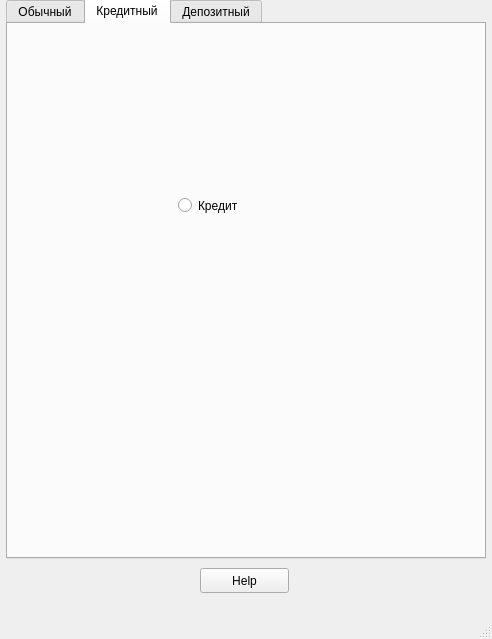
Old version of the form src/View/mainwindow.ui in the repository Lyub1m1y/SmartCalc_v1.0-0.
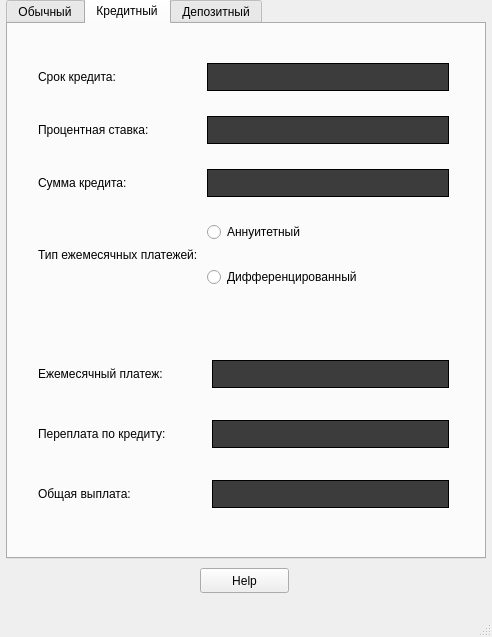
New version of the form. The open tabs and pages were chosen to show the change. Custom widgets are drawn as their Qt base class.

Commit message: added ui for credit calc

Patch:
```diff
--- a/src/View/mainwindow.ui
+++ b/src/View/mainwindow.ui
@@ -7,7 +7,7 @@
     <x>0</x>
     <y>0</y>
     <width>492</width>
-    <height>639</height>
+    <height>637</height>
    </rect>
   </property>
   <property name="windowTitle">
@@ -15,6 +15,9 @@
   </property>
   <widget class="QWidget" name="centralwidget">
    <widget class="QTabWidget" name="tabWidget">
+    <property name="enabled">
+     <bool>true</bool>
+    </property>
     <property name="geometry">
      <rect>
       <x>6</x>
@@ -1289,18 +1292,248 @@
      <attribute name="title">
       <string>Кредитный</string>
      </attribute>
-     <widget class="QRadioButton" name="radioButton">
+     <widget class="QWidget" name="gridLayoutWidget_5">
       <property name="geometry">
        <rect>
-        <x>170</x>
-        <y>170</y>
-        <width>112</width>
-        <height>23</height>
+        <x>30</x>
+        <y>20</y>
+        <width>411</width>
+        <height>263</height>
        </rect>
       </property>
-      <property name="text">
-       <string>Кредит</string>
+      <layout class="QGridLayout" name="gridLayout_3">
+       <item row="0" column="0">
+        <widget class="QLabel" name="label_term_credit_2">
+         <property name="enabled">
+          <bool>true</bool>
+         </property>
+         <property name="text">
+          <string>Срок кредита:</string>
+         </property>
+        </widget>
+       </item>
+       <item row="2" column="1">
+        <widget class="QLineEdit" name="edit_interest_rate">
+         <property name="styleSheet">
+          <string notr="true">QLineEdit {
+	font: 22pt &quot;Helvetica&quot;;
+	background-color: rgb(60,60,60);
+	color: white;
+	border: 1px solid black;
+	padding: 5px;
+}</string>
+         </property>
+         <property name="text">
+          <string/>
+         </property>
+         <property name="maxLength">
+          <number>32767</number>
+         </property>
+         <property name="alignment">
+          <set>Qt::AlignRight|Qt::AlignTrailing|Qt::AlignVCenter</set>
+         </property>
+         <property name="clearButtonEnabled">
+          <bool>false</bool>
+         </property>
+        </widget>
+       </item>
+       <item row="3" column="0" rowspan="2">
+        <widget class="QLabel" name="label_type_payments_2">
+         <property name="text">
+          <string>Тип ежемесячных платежей: </string>
+         </property>
+        </widget>
+       </item>
+       <item row="0" column="1">
+        <widget class="QLineEdit" name="edit_sum_credit">
+         <property name="styleSheet">
+          <string notr="true">QLineEdit {
+	font: 22pt &quot;Helvetica&quot;;
+	background-color: rgb(60,60,60);
+	color: white;
+	border: 1px solid black;
+	padding: 5px;
+}</string>
+         </property>
+         <property name="text">
+          <string/>
+         </property>
+         <property name="maxLength">
+          <number>32767</number>
+         </property>
+         <property name="alignment">
+          <set>Qt::AlignRight|Qt::AlignTrailing|Qt::AlignVCenter</set>
+         </property>
+         <property name="clearButtonEnabled">
+          <bool>false</bool>
+         </property>
+        </widget>
+       </item>
+       <item row="2" column="0">
+        <widget class="QLabel" name="label_sum_credit_2">
+         <property name="text">
+          <string>Сумма кредита:</string>
+         </property>
+        </widget>
+       </item>
+       <item row="3" column="1">
+        <widget class="QRadioButton" name="radioButton_ann">
+         <property name="text">
+          <string>Аннуитетный</string>
+         </property>
+        </widget>
+       </item>
+       <item row="1" column="0">
+        <widget class="QLabel" name="label_interest_rate_2">
+         <property name="text">
+          <string>Процентная ставка:</string>
+         </property>
+        </widget>
+       </item>
+       <item row="1" column="1">
+        <widget class="QLineEdit" name="edit_term_credit">
+         <property name="styleSheet">
+          <string notr="true">QLineEdit {
+	font: 22pt &quot;Helvetica&quot;;
+	background-color: rgb(60,60,60);
+	color: white;
+	border: 1px solid black;
+	padding: 5px;
+}</string>
+         </property>
+         <property name="text">
+          <string/>
+         </property>
+         <property name="maxLength">
+          <number>32767</number>
+         </property>
+         <property name="alignment">
+          <set>Qt::AlignRight|Qt::AlignTrailing|Qt::AlignVCenter</set>
+         </property>
+         <property name="clearButtonEnabled">
+          <bool>false</bool>
+         </property>
+        </widget>
+       </item>
+       <item row="4" column="1">
+        <widget class="QRadioButton" name="radioButton_diff">
+         <property name="text">
+          <string>Дифференцированный</string>
+         </property>
+        </widget>
+       </item>
+      </layout>
+     </widget>
+     <widget class="QWidget" name="gridLayoutWidget_6">
+      <property name="geometry">
+       <rect>
+        <x>30</x>
+        <y>310</y>
+        <width>411</width>
+        <height>202</height>
+       </rect>
       </property>
+      <layout class="QGridLayout" name="gridLayout_4">
+       <item row="1" column="0">
+        <widget class="QLabel" name="label_overpayment_credit">
+         <property name="text">
+          <string>Переплата по кредиту:</string>
+         </property>
+        </widget>
+       </item>
+       <item row="1" column="1">
+        <widget class="QLineEdit" name="edit_overpayment_credit">
+         <property name="styleSheet">
+          <string notr="true">QLineEdit {
+	font: 22pt &quot;Helvetica&quot;;
+	background-color: rgb(60,60,60);
+	color: white;
+	border: 1px solid black;
+	padding: 5px;
+}</string>
+         </property>
+         <property name="text">
+          <string/>
+         </property>
+         <property name="maxLength">
+          <number>32767</number>
+         </property>
+         <property name="alignment">
+          <set>Qt::AlignRight|Qt::AlignTrailing|Qt::AlignVCenter</set>
+         </property>
+         <property name="clearButtonEnabled">
+          <bool>false</bool>
+         </property>
+        </widget>
+       </item>
+       <item row="2" column="0">
+        <widget class="QLabel" name="label_total_payout__credit_3">
+         <property name="text">
+          <string>Общая выплата:</string>
+         </property>
+        </widget>
+       </item>
+       <item row="0" column="0">
+        <widget class="QLabel" name="label_mounthly_payment_credit">
+         <property name="enabled">
+          <bool>true</bool>
+         </property>
+         <property name="text">
+          <string>Ежемесячный платеж:             </string>
+         </property>
+        </widget>
+       </item>
+       <item row="2" column="1">
+        <widget class="QLineEdit" name="edit_total_payout__credit_3">
+         <property name="styleSheet">
+          <string notr="true">QLineEdit {
+	font: 22pt &quot;Helvetica&quot;;
+	background-color: rgb(60,60,60);
+	color: white;
+	border: 1px solid black;
+	padding: 5px;
+}</string>
+         </property>
+         <property name="text">
+          <string/>
+         </property>
+         <property name="maxLength">
+          <number>32767</number>
+         </property>
+         <property name="alignment">
+          <set>Qt::AlignRight|Qt::AlignTrailing|Qt::AlignVCenter</set>
+         </property>
+         <property name="clearButtonEnabled">
+          <bool>false</bool>
+         </property>
+        </widget>
+       </item>
+       <item row="0" column="1">
+        <widget class="QLineEdit" name="edit_mounthly_payment_credit">
+         <property name="styleSheet">
+          <string notr="true">QLineEdit {
+	font: 22pt &quot;Helvetica&quot;;
+	background-color: rgb(60,60,60);
+	color: white;
+	border: 1px solid black;
+	padding: 5px;
+}</string>
+         </property>
+         <property name="text">
+          <string/>
+         </property>
+         <property name="maxLength">
+          <number>32767</number>
+         </property>
+         <property name="alignment">
+          <set>Qt::AlignRight|Qt::AlignTrailing|Qt::AlignVCenter</set>
+         </property>
+         <property name="clearButtonEnabled">
+          <bool>false</bool>
+         </property>
+        </widget>
+       </item>
+      </layout>
      </widget>
     </widget>
     <widget class="QWidget" name="deposit">
```
Left out of the diff: 4 changed lines with no effect on the pictures. The commit also changes 2 other files.
